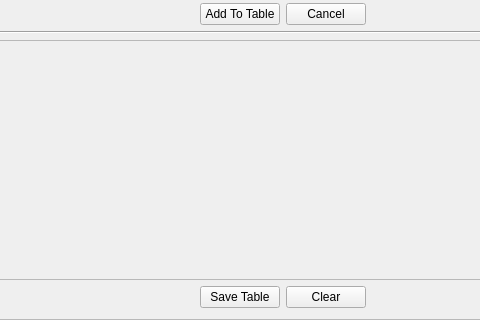
This is src/Resources/GUIViews/BatchTableView/batchtableview.ui in JordanKoeller/MirageOld as Qt 5 draws it before an edit; both pictures show x 141 to 621 and y 421 to 741 of the 848 by 741 pixel window. The edited form follows.
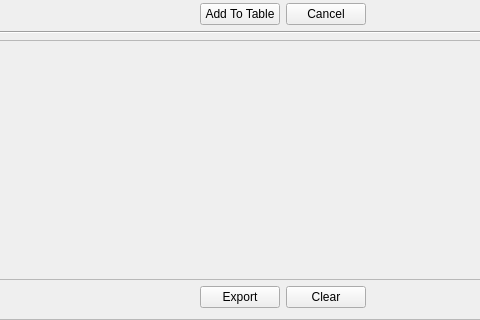
This is the edited form.

Commit message: Made CompositeViews, Editable Models, File IO, Table buttons restored. Now moving on to getting MaMapController and MagMapView working better, along with a Tracer that can be shared between views

The edit to the form file:
```diff
--- a/src/Resources/GUIViews/BatchTableView/batchtableview.ui
+++ b/src/Resources/GUIViews/BatchTableView/batchtableview.ui
@@ -401,7 +401,7 @@
          <item>
           <widget class="QPushButton" name="pushButton">
            <property name="text">
-            <string>Save Table</string>
+            <string>Export</string>
            </property>
           </widget>
          </item>
```
Left out of the diff: 4 changed lines with no effect on the pictures. The commit also changes 29 other files.
